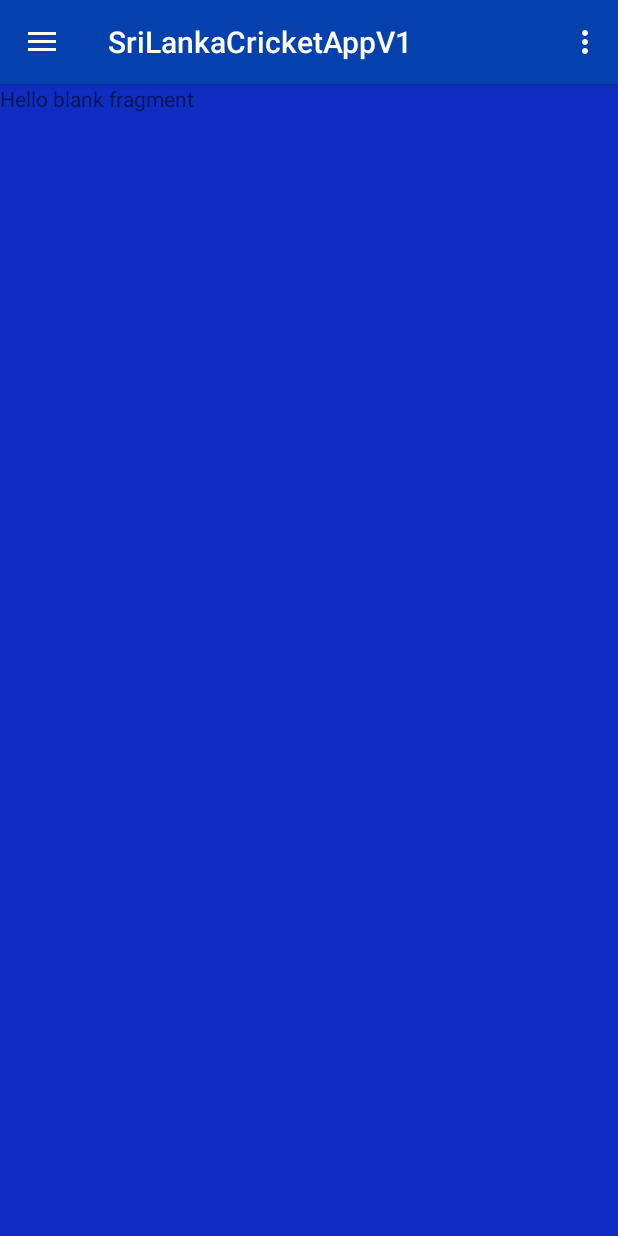
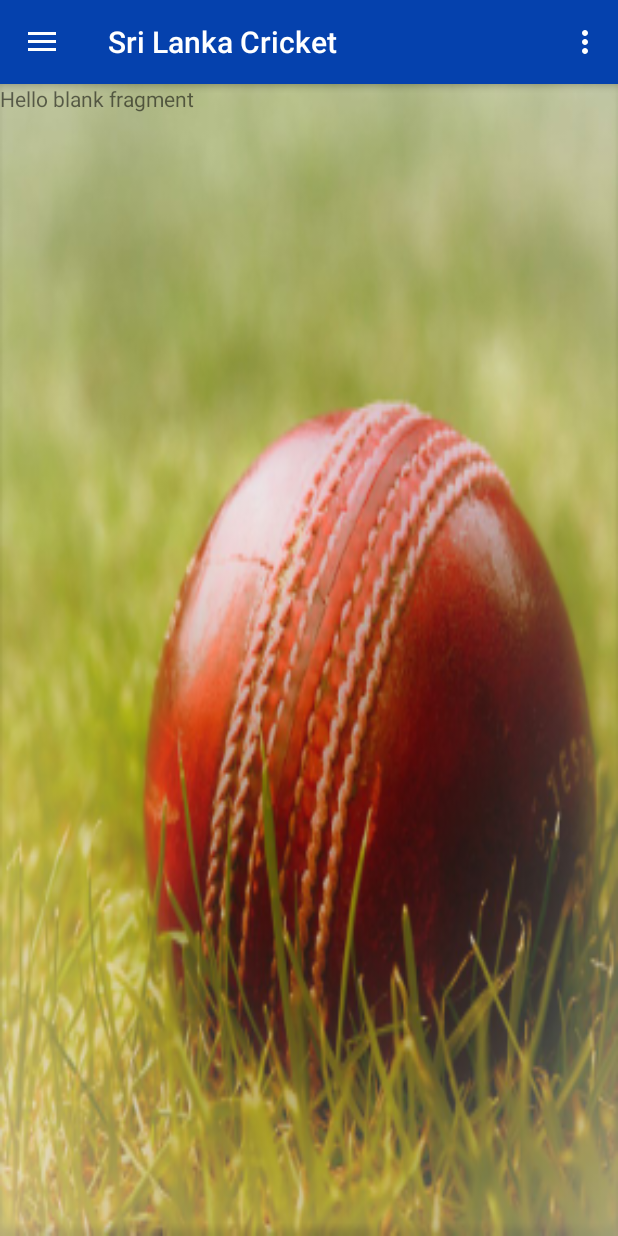
Before and after one commit to sanjayajayasinghe/Sri_Lanka_Cricket_App, an Android app: the screen it shows after launch (MainActivity), in the side drawer, after a tap on "Tools", on a phone screen of 412 x 824 dp. Run offline under Robolectric (Android 15) with nearby library versions, the phone set to English and light mode, and no system bars.

Commit message:
added new fragments and updated ui

```diff
--- a/app/src/main/java/com/example/srilankacricketappv1/MainActivity.java
+++ b/app/src/main/java/com/example/srilankacricketappv1/MainActivity.java
@@ -20,8 +20,10 @@ import androidx.appcompat.app.AppCompatActivity;
 import androidx.appcompat.widget.Toolbar;
 
 import android.view.Menu;
+import android.widget.Toast;
 
 import fragment.BlankFragment;
+import fragment.WebcastFragment;
 
 public class MainActivity extends AppCompatActivity
         implements NavigationView.OnNavigationItemSelectedListener {
@@ -93,7 +95,10 @@ public class MainActivity extends AppCompatActivity
             getSupportFragmentManager().beginTransaction().replace(R.id.fragment_container,new BlankFragment()).commit();
         } else if (id == R.id.nav_slideshow) {
 
-        } else if (id == R.id.nav_tools) {
+        }else if(id==R.id.nav_webCast){
+            getSupportFragmentManager().beginTransaction().replace(R.id.fragment_container,new WebcastFragment()).commit();
+        }
+        else if (id == R.id.nav_tools) {
 
         } else if (id == R.id.nav_share) {
 
--- /dev/null
+++ b/app/src/main/res/drawable/ic_menu_webcast_24dp.xml
@@ -0,0 +1,9 @@
+<vector xmlns:android="http://schemas.android.com/apk/res/android"
+        android:width="24dp"
+        android:height="24dp"
+        android:viewportWidth="24.0"
+        android:viewportHeight="24.0">
+    <path
+        android:fillColor="#FF000000"
+        android:pathData="M21,3L3,3c-1.11,0 -2,0.89 -2,2v12c0,1.1 0.89,2 2,2h5v2h8v-2h5c1.1,0 1.99,-0.9 1.99,-2L23,5c0,-1.11 -0.9,-2 -2,-2zM21,17L3,17L3,5h18v12zM16,11l-7,4L9,7z"/>
+</vector>
--- a/app/src/main/res/drawable/side_nav_bar.xml
+++ b/app/src/main/res/drawable/side_nav_bar.xml
@@ -2,7 +2,7 @@
     android:shape="rectangle">
     <gradient
         android:angle="135"
-        android:centerColor="#009688"
+        android:centerColor="#102DC2"
         android:endColor="#00695C"
         android:startColor="#4DB6AC"
         android:type="linear" />
--- /dev/null
+++ b/app/src/main/res/layout/fragment_webcast.xml
@@ -0,0 +1,14 @@
+<FrameLayout xmlns:android="http://schemas.android.com/apk/res/android"
+    xmlns:tools="http://schemas.android.com/tools"
+    android:layout_width="match_parent"
+    android:layout_height="match_parent"
+    tools:context="fragment.WebcastFragment">
+
+    <!-- TODO: Update blank fragment layout -->
+    <TextView
+        android:layout_width="match_parent"
+        android:layout_height="match_parent"
+        android:background="@mipmap/search_background"
+        android:text="@string/hello_blank_fragment" />
+
+</FrameLayout>
--- a/app/src/main/res/layout/nav_header_main.xml
+++ b/app/src/main/res/layout/nav_header_main.xml
@@ -18,7 +18,7 @@
         android:layout_height="wrap_content"
         android:contentDescription="@string/nav_header_desc"
         android:paddingTop="@dimen/nav_header_vertical_spacing"
-        app:srcCompat="@mipmap/ic_launcher_round" />
+        app:srcCompat="@mipmap/srilanka_cricket_logo" />
 
     <TextView
         android:layout_width="match_parent"
--- a/app/src/main/res/menu/activity_main_drawer.xml
+++ b/app/src/main/res/menu/activity_main_drawer.xml
@@ -16,6 +16,10 @@
             android:id="@+id/nav_slideshow"
             android:icon="@drawable/ic_menu_slideshow"
             android:title="@string/menu_slideshow" />
+        <item
+            android:id="@+id/nav_webCast"
+            android:icon="@drawable/ic_menu_webcast_24dp"
+            android:title="@string/menu_webCast" />
         <item
             android:id="@+id/nav_tools"
             android:icon="@drawable/ic_menu_manage"
--- a/app/src/main/res/menu/main.xml
+++ b/app/src/main/res/menu/main.xml
@@ -1,6 +1,17 @@
 <?xml version="1.0" encoding="utf-8"?>
 <menu xmlns:android="http://schemas.android.com/apk/res/android"
     xmlns:app="http://schemas.android.com/apk/res-auto">
+
+    <item
+        android:id="@+id/action_search"
+        android:orderInCategory="100"
+        android:title="Search"
+        app:showAsAction="never" />
+    <item
+        android:id="@+id/action_notifications"
+        android:orderInCategory="100"
+        android:title="Notifications"
+        app:showAsAction="never" />
     <item
         android:id="@+id/action_settings"
         android:orderInCategory="100"
```
Also changed, not shown: app/src/main/java/fragment/WebcastFragment.java (added, +36 -0 lines), app/src/main/res/drawable/ic_search_black_24dp.xml (added, +9 -0 lines), app/src/main/res/values/strings.xml (+5 -3 lines), app/src/main/res/mipmap-xxxhdpi/search_background.jpg (added), app/src/main/res/mipmap-xxxhdpi/srilanka_cricket_logo.jpg (added).
